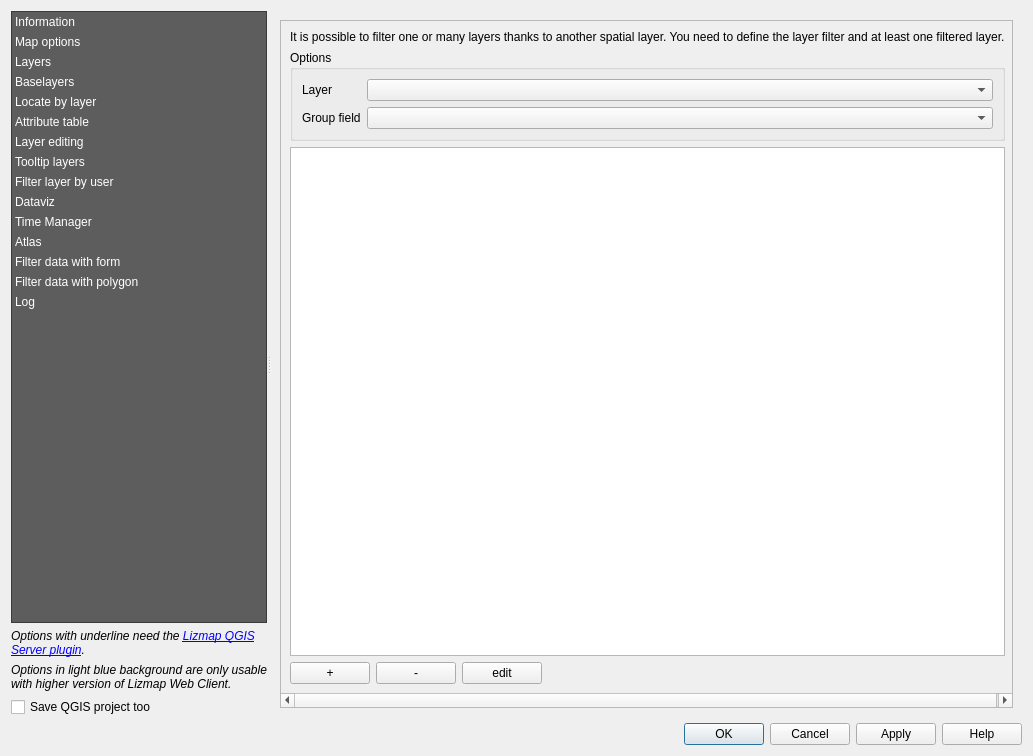
3liz/lizmap-plugin, file lizmap/resources/ui/ui_lizmap.ui: the form before one commit.
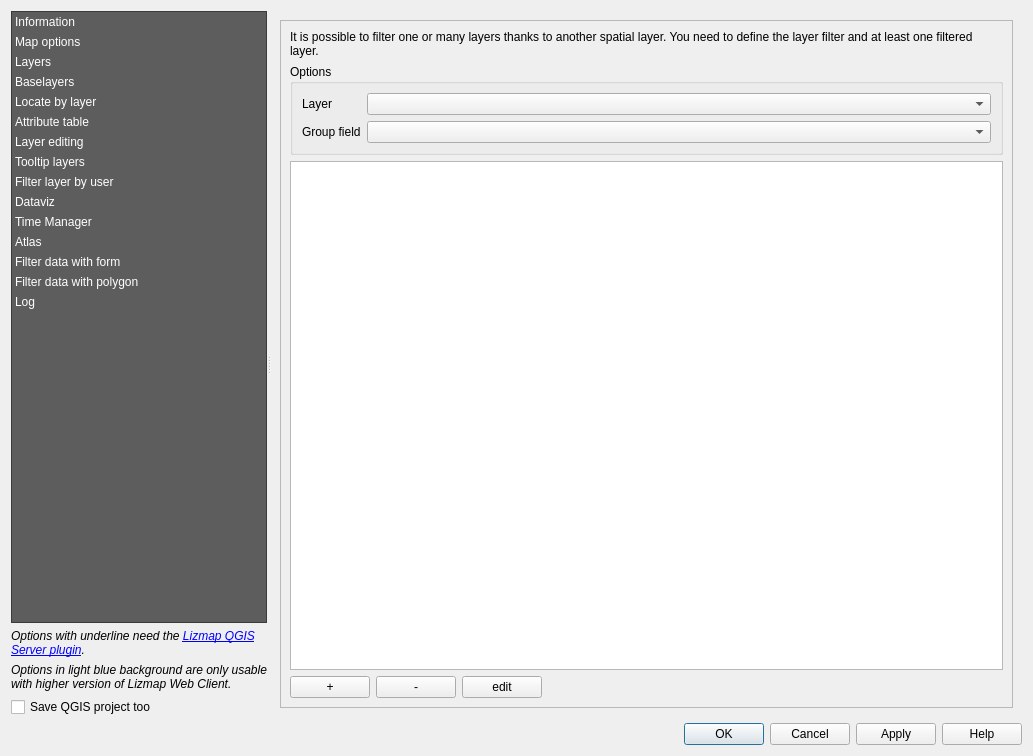
The form after the commit. The open tabs and pages were chosen to show the change. Custom widgets are drawn as their Qt base class.

What changed in the file:
```diff
--- a/lizmap/resources/ui/ui_lizmap.ui
+++ b/lizmap/resources/ui/ui_lizmap.ui
@@ -3724,6 +3724,9 @@
                  <property name="text">
                   <string>It is possible to filter one or many layers thanks to another spatial layer. You need to define the layer filter and at least one filtered layer.</string>
                  </property>
+                 <property name="wordWrap">
+                  <bool>true</bool>
+                 </property>
                 </widget>
                </item>
                <item>
```
